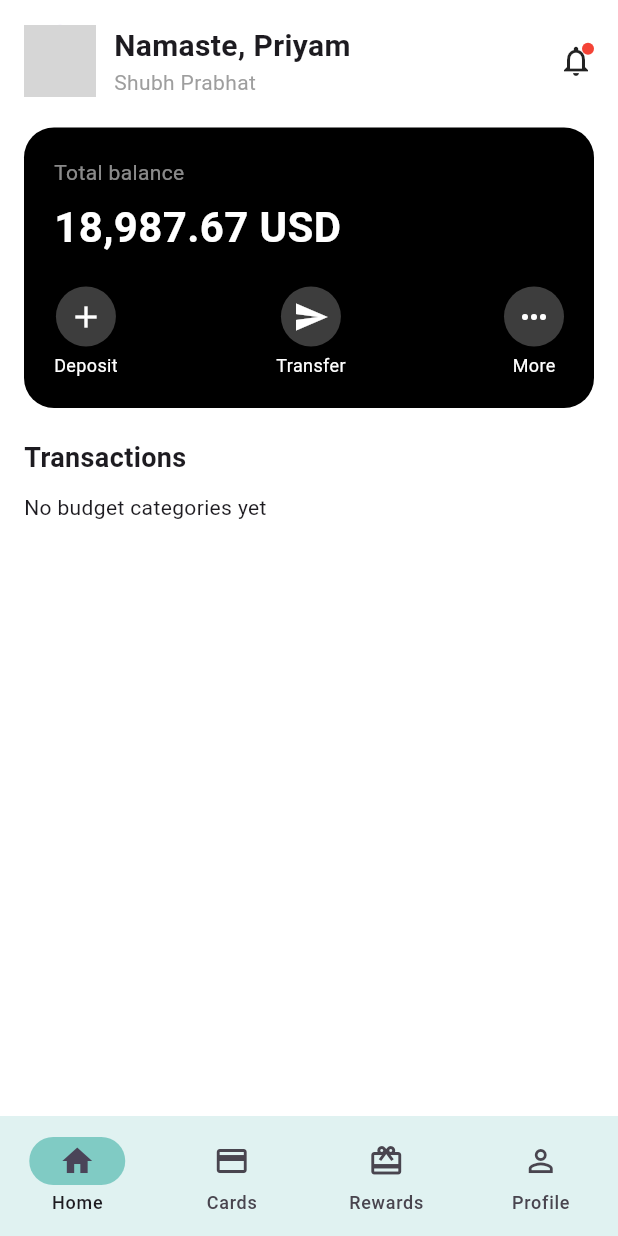
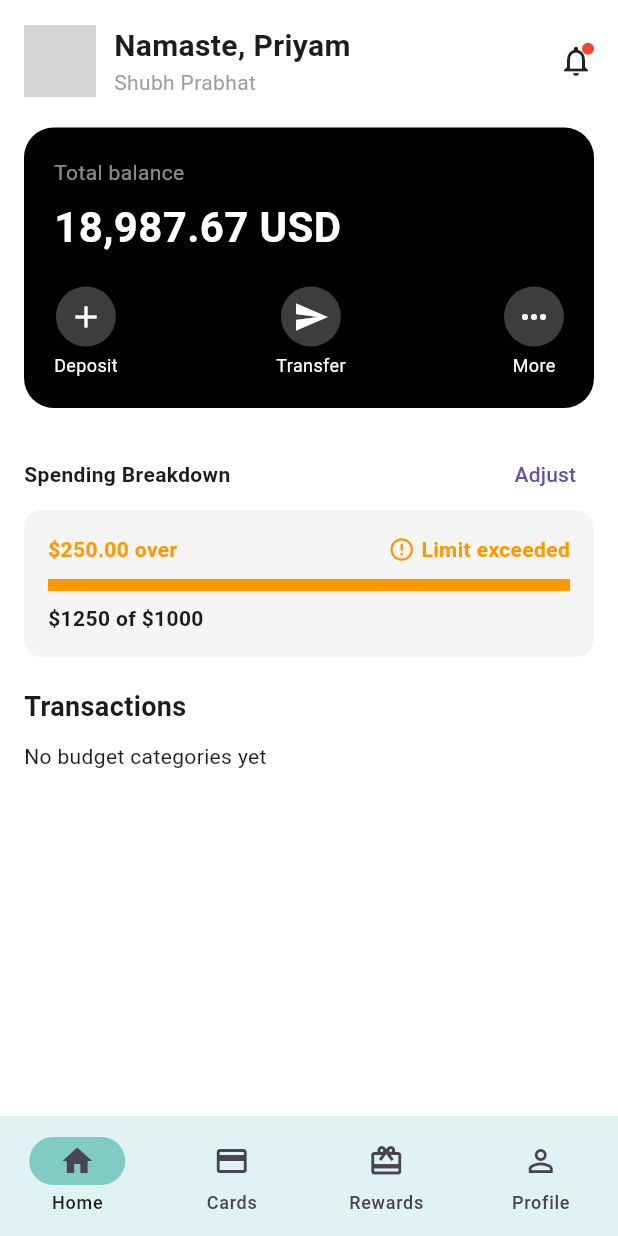
Before and after one commit to priyamtripathiii03/fintrackapp, a Flutter app: the screen it shows after launch, on a phone screen of 412 x 824 dp. Run offline on Flutter 3.47's test engine with Material 3 defaults, Android fonts, the light colour scheme and no system bars; our stand-ins replace percent_indicator, pie_chart; network calls fail; grey boxes are pictures that could not be loaded.

Commit message:
05-078-2025

```diff
--- a/lib/views/home_page.dart
+++ b/lib/views/home_page.dart
@@ -16,6 +16,10 @@ class _DashboardScreenState extends State<DashboardScreen> {
   late List<BudgetCategory> categories;
   int _currentIndex = 0;
 
+  // New state variables
+  double spendingLimit = 1000;
+  double totalSpent = 1250;
+
   @override
   void initState() {
     super.initState();
@@ -24,6 +28,10 @@ class _DashboardScreenState extends State<DashboardScreen> {
 
   @override
   Widget build(BuildContext context) {
+    double overLimit = totalSpent - spendingLimit;
+    bool isLimitExceeded = overLimit > 0;
+    double progress = (totalSpent / spendingLimit).clamp(0.0, 1.0);
+
     return Scaffold(
       backgroundColor: Colors.white,
       bottomNavigationBar: NavigationBar(
@@ -141,6 +149,98 @@ class _DashboardScreenState extends State<DashboardScreen> {
                   ),
                 ),
                 const SizedBox(height: 20),
+
+                // 🔥 Spending Breakdown Section (with working Adjust)
+                Row(
+                  mainAxisAlignment: MainAxisAlignment.spaceBetween,
+                  children: [
+                    const Text("Spending Breakdown", style: TextStyle(fontWeight: FontWeight.bold)),
+                    TextButton(
+                      onPressed: () {
+                        showDialog(
+                          context: context,
+                          builder: (context) {
+                            final TextEditingController controller = TextEditingController(
+                              text: spendingLimit.toStringAsFixed(0),
+                            );
+                            return AlertDialog(
+                              title: const Text("Adjust Spending Limit"),
+                              content: TextField(
+                                controller: controller,
+                                keyboardType: TextInputType.number,
+                                decoration: const InputDecoration(labelText: "New Limit (\$)"),
+                              ),
+                              actions: [
+                                TextButton(
+                                  onPressed: () {
+                                    Navigator.of(context).pop();
+                                  },
+                                  child: const Text("Cancel"),
+                                ),
+                                ElevatedButton(
+                                  onPressed: () {
+                                    final newLimit = double.tryParse(controller.text);
+                                    if (newLimit != null && newLimit > 0) {
+                                      setState(() {
+                                        spendingLimit = newLimit;
+                                      });
+                                      Navigator.of(context).pop();
+                                    }
+                                  },
+                                  child: const Text("Save"),
+                                ),
+                              ],
+                            );
+                          },
+                        );
+                      },
+                      child: const Text("Adjust"),
+                    ),
+                  ],
+                ),
+                Container(
+                  padding: const EdgeInsets.all(16),
+                  decoration: BoxDecoration(
+                    color: Colors.grey.shade100,
+                    borderRadius: BorderRadius.circular(12),
+                  ),
+                  child: Column(
+                    crossAxisAlignment: CrossAxisAlignment.start,
+                    children: [
+                      if (isLimitExceeded)
+                        Row(
+                          mainAxisAlignment: MainAxisAlignment.spaceBetween,
+                          children: [
+                            Text(
+                              '\$${overLimit.toStringAsFixed(2)} over',
+                              style: const TextStyle(color: Colors.orange, fontWeight: FontWeight.bold),
+                            ),
+                            const Row(
+                              children: [
+                                Icon(Icons.error_outline, color: Colors.orange, size: 18),
+                                SizedBox(width: 4),
+                                Text('Limit exceeded', style: TextStyle(color: Colors.orange, fontWeight: FontWeight.bold)),
+                              ],
+                            ),
+                          ],
+                        ),
+                      const SizedBox(height: 10),
+                      LinearProgressIndicator(
+                        value: progress,
+                        minHeight: 8,
+                        backgroundColor: Colors.grey.shade300,
+                        color: Colors.orange,
+                      ),
+                      const SizedBox(height: 8),
+                      Text(
+                        '\$${totalSpent.toStringAsFixed(0)} of \$${spendingLimit.toStringAsFixed(0)}',
+                        style: const TextStyle(fontWeight: FontWeight.bold),
+                      ),
+                    ],
+                  ),
+                ),
+                const SizedBox(height: 20),
+
                 const Text("Transactions", style: TextStyle(fontWeight: FontWeight.bold, fontSize: 18)),
                 const SizedBox(height: 10),
                 if (categories.isEmpty)
```
